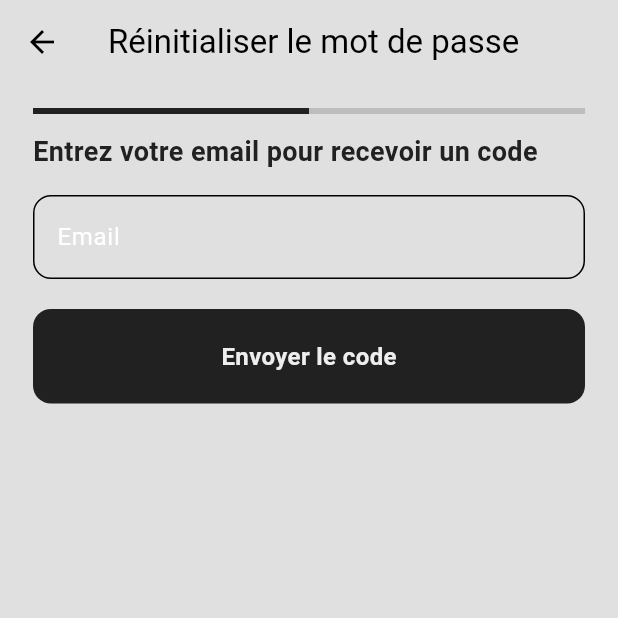
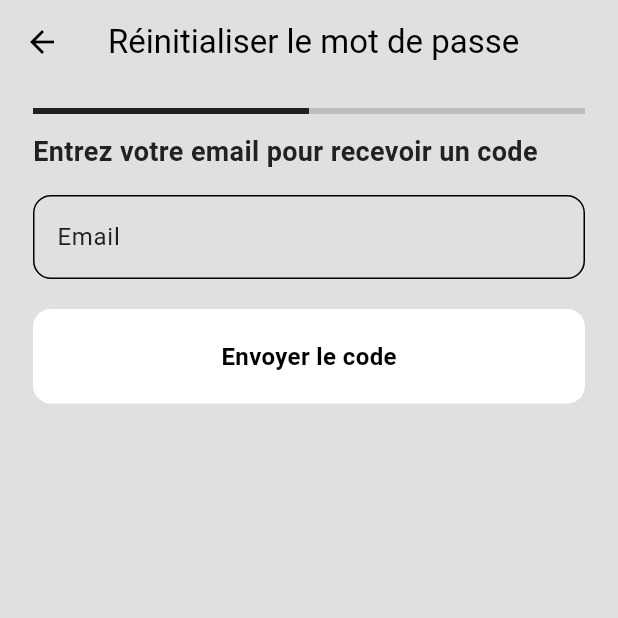
Before and after one commit to Daris02/social-app-ui, a Flutter app: the screen it shows after launch, after a tap on "Mot de passe oublier?", on a phone screen of 412 x 824 dp, the top half of it. Run offline on Flutter 3.47's test engine with Material 3 defaults, Android fonts, the phone set to English and light mode, and no system bars; our stand-ins replace awesome_notifications, cached_network_image, chewie, dio, file_picker, flutter_dotenv and 8 more; missing offline and left inert: cached_video_player_plus, flutter_webrtc, local_notifier, video_player_media_kit, video_thumbnail; accounts and stored records are empty; network calls fail.

Commit message:
style: update view

```diff
--- a/lib/screens/auth/components/my_button.dart
+++ b/lib/screens/auth/components/my_button.dart
@@ -4,16 +4,12 @@ class MyButton extends StatelessWidget {
   final String text;
   final void Function()? onTap;
   final bool loading;
-  final Color? color;
-  final Color? textColor;
 
   const MyButton({
     super.key,
     required this.text,
     this.onTap,
     this.loading = false,
-    this.color,
-    this.textColor,
   });
 
   @override
@@ -24,7 +20,7 @@ class MyButton extends StatelessWidget {
         onTap: loading ? null : onTap,
         child: Container(
           decoration: BoxDecoration(
-            color: color ?? Theme.of(context).colorScheme.inversePrimary,
+            color: Colors.white,
             borderRadius: BorderRadius.circular(12),
           ),
           padding: const EdgeInsets.all(20),
@@ -35,7 +31,7 @@ class MyButton extends StatelessWidget {
                     height: 24,
                     child: CircularProgressIndicator(
                       strokeWidth: 2,
-                      color: Theme.of(context).colorScheme.primary,
+                      color: Colors.black,
                     ),
                   )
                 : Text(
@@ -43,7 +39,7 @@ class MyButton extends StatelessWidget {
                     style: TextStyle(
                       fontWeight: FontWeight.bold,
                       fontSize: 16,
-                      color: textColor ?? Theme.of(context).colorScheme.primary,
+                      color: Colors.black,
                     ),
                   ),
           ),
--- a/lib/screens/auth/components/my_text_field.dart
+++ b/lib/screens/auth/components/my_text_field.dart
@@ -30,12 +30,14 @@ class _MyTextFieldState extends State<MyTextField> {
 
   @override
   Widget build(BuildContext context) {
+    final colorSchema = Theme.of(context).colorScheme;
     return TextFormField(
       controller: widget.controller,
       decoration: InputDecoration(
         border: OutlineInputBorder(borderRadius: BorderRadius.circular(12)),
+        focusColor: Colors.white,
         labelText: widget.labelText,
-        labelStyle: TextStyle(color: Colors.white),
+        labelStyle: TextStyle(color: colorSchema.inversePrimary),
         suffixIcon: widget.labelText.toLowerCase() == 'password'
             ? IconButton(
                 icon: Icon(obscure ? Icons.visibility : Icons.visibility_off),
--- a/lib/screens/auth/login.dart
+++ b/lib/screens/auth/login.dart
@@ -78,7 +78,7 @@ class _LoginScreenState extends ConsumerState<LoginScreen> {
       focusNode: _keyboardFocus..requestFocus(),
       onKeyEvent: _handleKeyEvent,
       child: Scaffold(
-        backgroundColor: Theme.of(context).colorScheme.surface,
+        backgroundColor: Colors.white,
         body: Center(
           child: Container(
             constraints: const BoxConstraints(maxWidth: double.infinity),
@@ -101,7 +101,8 @@ class _LoginScreenState extends ConsumerState<LoginScreen> {
                       children: [
                         // logo
                         CircleAvatar(
-                          radius: 30,
+                          radius: 75,
+                          backgroundColor: Colors.transparent,
                           foregroundImage: AssetImage(
                             'assets/logos/logo-senat.png',
                           ),
@@ -109,7 +110,14 @@ class _LoginScreenState extends ConsumerState<LoginScreen> {
                         const SizedBox(height: 25),
 
                         // app name
-                        Text("S O C I A L", style: TextStyle(fontSize: 20)),
+                        Text(
+                          "S O C I A L   A P P",
+                          style: TextStyle(
+                            fontWeight: FontWeight.bold,
+                            fontSize: 20,
+                            color: Colors.white,
+                          ),
+                        ),
 
                         const SizedBox(height: 50),
 
@@ -145,7 +153,7 @@ class _LoginScreenState extends ConsumerState<LoginScreen> {
                                 'Mot de passe oublier?',
                                 style: TextStyle(
                                   color: Colors.white,
-                                  fontWeight: FontWeight.w900,
+                                  fontWeight: FontWeight.w700,
                                   decorationStyle: TextDecorationStyle.dashed,
                                 ),
                               ),
@@ -168,11 +176,10 @@ class _LoginScreenState extends ConsumerState<LoginScreen> {
                           mainAxisAlignment: MainAxisAlignment.center,
                           children: [
                             Text(
-                              "Vous n'avez pas encore de compte? ",
+                              "Vous n'avez pas encore de compte?  ",
                               style: TextStyle(
-                                color: Theme.of(
-                                  context,
-                                ).colorScheme.inversePrimary,
+                                color: Colors.white,
+                                  fontWeight: FontWeight.w200,
                               ),
                             ),
                             GestureDetector(
@@ -181,7 +188,7 @@ class _LoginScreenState extends ConsumerState<LoginScreen> {
                                 "S'inscrire ici",
                                 style: TextStyle(
                                   color: Colors.white,
-                                  fontWeight: FontWeight.w900,
+                                  fontWeight: FontWeight.w700,
                                   decorationStyle: TextDecorationStyle.dashed,
                                 ),
                               ),
--- a/lib/screens/messages/components/full_screen_gallery.dart
+++ b/lib/screens/messages/components/full_screen_gallery.dart
@@ -20,6 +20,7 @@ class FullScreenGallery extends StatelessWidget {
       body: GestureDetector(
         onTap: () => Navigator.pop(context),
         child: PhotoViewGallery.builder(
+          backgroundDecoration: const BoxDecoration(color: Colors.black),
           itemCount: mediaUrls.length,
           pageController: PageController(initialPage: initialIndex),
           builder: (context, index) {
@@ -29,7 +30,6 @@ class FullScreenGallery extends StatelessWidget {
               maxScale: PhotoViewComputedScale.covered * 2,
             );
           },
-          backgroundDecoration: const BoxDecoration(color: Colors.black),
         ),
       ),
     );
--- a/lib/screens/messages/components/user_circle_view.dart
+++ b/lib/screens/messages/components/user_circle_view.dart
@@ -18,7 +18,9 @@ class UserCircleView extends ConsumerWidget {
       onTap: () {
         Navigator.push(
           context,
-          MaterialPageRoute(builder: (_) => ChatScreen(partner: user)),
+          MaterialPageRoute(
+            builder: (_) => ChatScreen(partner: user),
+          ),
         );
       },
       child: Padding(
--- a/lib/screens/posts/post_item/components/image_view.dart
+++ b/lib/screens/posts/post_item/components/image_view.dart
@@ -12,9 +12,10 @@ class ImageViewerScreen extends StatelessWidget {
       backgroundColor: Colors.black,
       appBar: AppBar(
         backgroundColor: Colors.transparent,
+        foregroundColor: Colors.white,
         actions: [
           IconButton(
-            icon: const Icon(Icons.download_rounded),
+            icon: Icon(Icons.download_rounded),
             onPressed: () => PostService.downloadMedia(url),
           ),
         ],
--- a/lib/screens/settings/setting.dart
+++ b/lib/screens/settings/setting.dart
@@ -24,9 +24,9 @@ class _SettingState extends ConsumerState<SettingScreen> {
   String _getThemeLabel(WidgetRef ref) {
     final notifier = ref.read(themeProvider.notifier);
     switch (notifier.currentMode) {
-      case AppThemeMode.light:
+      case AppThemeMode.claire:
         return "Clair";
-      case AppThemeMode.dark:
+      case AppThemeMode.sombre:
         return "Sombre";
       case AppThemeMode.system:
         return "Système";
@@ -50,7 +50,7 @@ class _SettingState extends ConsumerState<SettingScreen> {
                 if (val != null) {
                   notifier.setThemeMode(val);
                   Navigator.pop(ctx);
-                  setState(() {}); // Pour rafraîchir l'affichage
+                  setState(() {});
                 }
               },
             );
--- a/lib/theme/theme_provider.dart
+++ b/lib/theme/theme_provider.dart
@@ -4,7 +4,7 @@ import 'package:shared_preferences/shared_preferences.dart';
 import 'package:social_app/theme/dark_mode.dart';
 import 'package:social_app/theme/light_mode.dart';
 
-enum AppThemeMode { light, dark, system }
+enum AppThemeMode { claire, sombre, system }
 
 class ThemeNotifier extends StateNotifier<ThemeData> {
   ThemeNotifier() : super(lightMode) {
@@ -17,7 +17,7 @@ class ThemeNotifier extends StateNotifier<ThemeData> {
 
   Future<void> _loadTheme() async {
     final prefs = await SharedPreferences.getInstance();
-    final themeIndex = prefs.getInt('themeMode') ?? 2; // 0:light,1:dark,2:system
+    final themeIndex = prefs.getInt('themeMode') ?? 2;
     _currentMode = AppThemeMode.values[themeIndex];
     _updateThemeFromMode();
   }
@@ -31,10 +31,10 @@ class ThemeNotifier extends StateNotifier<ThemeData> {
 
   void _updateThemeFromMode() {
     switch (_currentMode) {
-      case AppThemeMode.light:
+      case AppThemeMode.claire:
         state = lightMode;
         break;
-      case AppThemeMode.dark:
+      case AppThemeMode.sombre:
         state = darkMode;
         break;
       case AppThemeMode.system:
```
Also changed, not shown: lib/screens/messages/chat_screen.dart (+8 -19 lines), lib/screens/messages/components/last_message_item.dart (+6 -1 lines), lib/screens/messages/components/message_list.dart (+27 -14 lines), lib/screens/messages/messages.dart (+5 -2 lines), lib/screens/profile/profile.dart (+35 -20 lines).
